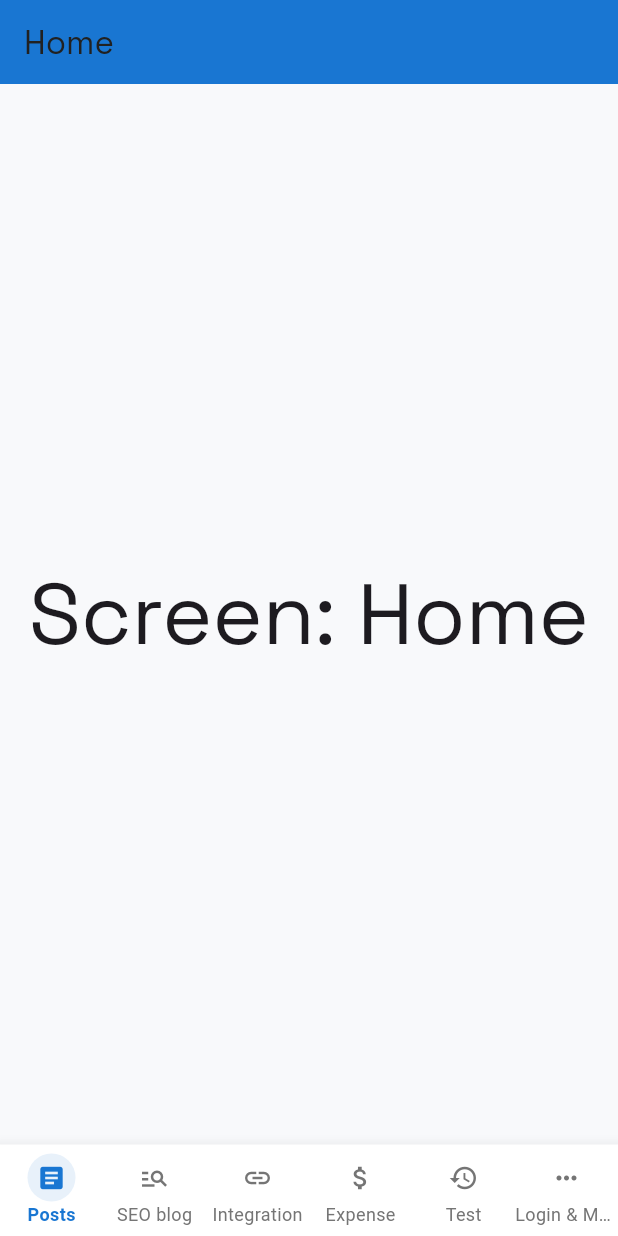
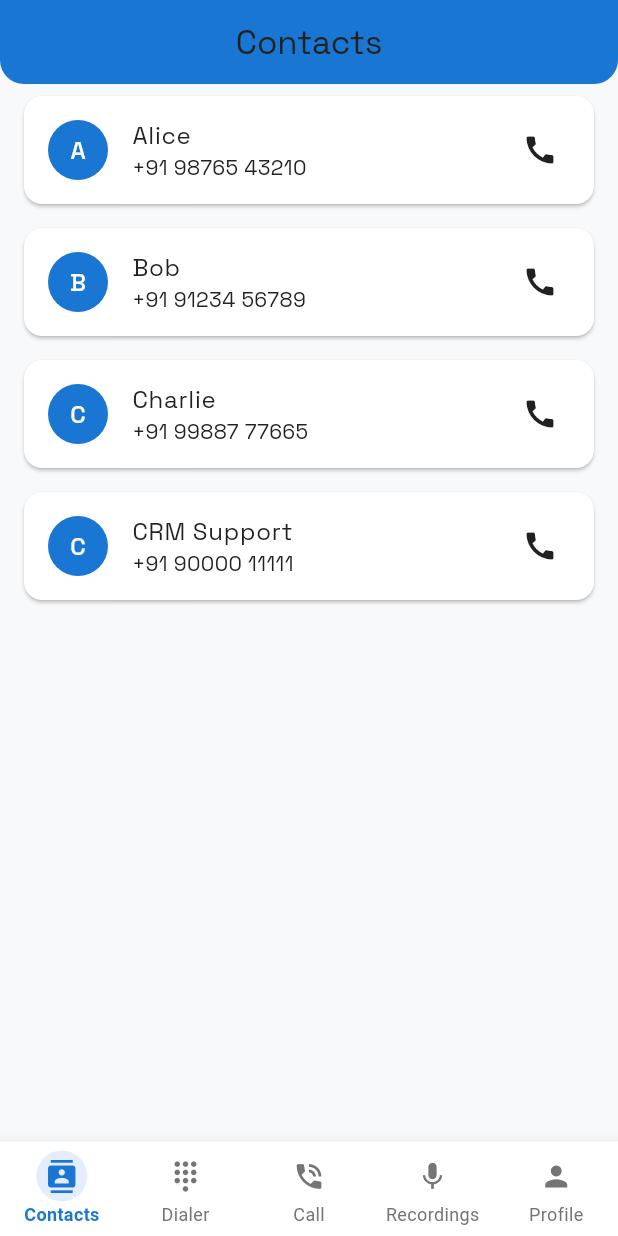
Before and after one commit to Karthick271/voicecrm, a Flutter app: the screen it shows after launch, on a phone screen of 412 x 824 dp. Run offline on Flutter 3.47's test engine with Material 3 defaults, Android fonts, the light colour scheme and no system bars; our stand-ins replace flutter_riverpod, go_router, google_fonts.

Commit message:
basic flow added

```diff
--- a/lib/constants/app_typography.dart
+++ b/lib/constants/app_typography.dart
@@ -1,15 +1,16 @@
 import 'package:flutter/material.dart';
-import 'package:karthick_demo/constants/app_colors.dart';
+
+import '../core/theme/app_colors.dart';
 
 class AppTypography {
   static const headline1 = TextStyle(
-    fontSize: 28, fontWeight: FontWeight.bold, color: AppColors.text,
+    fontSize: 28, fontWeight: FontWeight.bold, color: AppColors.textPrimary,
   );
   static const subtitle = TextStyle(
-    fontSize: 18, fontWeight: FontWeight.w500, color: AppColors.text,
+    fontSize: 18, fontWeight: FontWeight.w500, color: AppColors.textPrimary,
   );
   static const body = TextStyle(
-    fontSize: 16, fontWeight: FontWeight.normal, color: AppColors.text,
+    fontSize: 16, fontWeight: FontWeight.normal, color: AppColors.textPrimary,
   );
   static const caption = TextStyle(
     fontSize: 14, color: Colors.grey,
--- a/lib/core/services/page_service.dart
+++ b/lib/core/services/page_service.dart
@@ -1,16 +1,23 @@
 import 'package:flutter/material.dart';
+
+import '../../modules/contacts/contacts_screen.dart';
+import '../../modules/dialer/dialer_screen.dart';
+import '../../modules/call/call_screen.dart';
+import '../../modules/recordings/recordings_screen.dart';
 
 class PageService {
   static List<Widget> getPages() {
     return [
-      PlaceholderScreen(label: 'Home'),
-      PlaceholderScreen(label: 'Search'),
-      PlaceholderScreen(label: 'Profile'),
+      ContactsScreen(),
+      DialerScreen(),
+      CallScreen(contactName: 'Alice', phone: '+91 98765 43210'), // Replace with dynamic data when wiring up state
+      RecordingsScreen(),
+      PlaceholderScreen(label: 'Profile'), // Replace with ProfileScreen() when you create it
     ];
   }
 }
 
-// Simple placeholder screen you can use anywhere
+// Simple placeholder screen for unimplemented pages
 class PlaceholderScreen extends StatelessWidget {
   final String label;
   const PlaceholderScreen({super.key, required this.label});
--- a/lib/core/theme/app_colors.dart
+++ b/lib/core/theme/app_colors.dart
@@ -35,4 +35,8 @@ class AppColors {
   static const Color info = Color(0xFF039BE5);
 
   static const Color customColor = Color(0xFF009688);
+
+   static const Color accentColor = Color(0xFF0D47A1);
+  static const Color recordingColor = Colors.redAccent;
+  static const Color scaffoldBg = Color(0xFFF4F6FB);
 }
--- a/lib/main.dart
+++ b/lib/main.dart
@@ -1,11 +1,12 @@
 import 'package:flutter/material.dart';
+import 'package:flutter_riverpod/flutter_riverpod.dart'; // <-- Import Riverpod!
 import 'package:go_router/go_router.dart';
 import 'core/routes/app_router.dart';
 import 'core/theme/app_theme.dart';
 
 void main() async {
   WidgetsFlutterBinding.ensureInitialized();
-  runApp(const MyApp());
+  runApp(const ProviderScope(child: MyApp())); // <-- Wrap your app here!
 }
 
 class MyApp extends StatelessWidget {
@@ -13,14 +14,14 @@ class MyApp extends StatelessWidget {
   @override
   Widget build(BuildContext context) {
     return MaterialApp.router(
-      title: 'RequestGo',
+      title: 'VoiceCRM',
       routerConfig: appRouter, // Your GoRouter instance!
       theme: AppTheme.light,
       darkTheme: AppTheme.dark,
-      themeMode: ThemeMode.system, // Or store/load from preferences
+      themeMode: ThemeMode.system,
       debugShowCheckedModeBanner: false,
       localizationsDelegates: const [
-        // All your localizations...
+        // Your localization delegates here...
       ],
     );
   }
--- /dev/null
+++ b/lib/modules/contacts/contact_card.dart
@@ -0,0 +1,28 @@
+import 'package:flutter/material.dart';
+
+class ContactCard extends StatelessWidget {
+  final String name;
+  final String phone;
+  final VoidCallback onTap;
+
+  const ContactCard({
+    super.key,
+    required this.name,
+    required this.phone,
+    required this.onTap,
+  });
+
+  @override
+  Widget build(BuildContext context) {
+    return Card(
+      margin: const EdgeInsets.symmetric(horizontal: 16, vertical: 8),
+      child: ListTile(
+        leading: CircleAvatar(child: Text(name[0])),
+        title: Text(name),
+        subtitle: Text(phone),
+        trailing: const Icon(Icons.call),
+        onTap: onTap,
+      ),
+    );
+  }
+}
--- /dev/null
+++ b/lib/modules/contacts/contacts_provider.dart
@@ -0,0 +1,10 @@
+import 'package:flutter_riverpod/flutter_riverpod.dart';
+
+final contactsProvider = Provider<List<Map<String, String>>>((ref) {
+  return [
+    {'name': 'Alice', 'phone': '+91 98765 43210'},
+    {'name': 'Bob', 'phone': '+91 91234 56789'},
+    {'name': 'Charlie', 'phone': '+91 99887 77665'},
+    {'name': 'CRM Support', 'phone': '+91 90000 11111'},
+  ];
+});
--- /dev/null
+++ b/lib/modules/contacts/contacts_screen.dart
@@ -0,0 +1,40 @@
+import 'package:flutter/material.dart';
+import 'package:flutter_riverpod/flutter_riverpod.dart';
+import '../../widgets/custom_app_bar.dart';
+import 'contact_card.dart';
+import 'contacts_provider.dart';
+import '../dialer/dialer_screen.dart';
+
+class ContactsScreen extends ConsumerWidget {
+  const ContactsScreen({super.key});
+
+  @override
+  Widget build(BuildContext context, WidgetRef ref) {
+    final contacts = ref.watch(contactsProvider);
+
+    return Scaffold(
+      appBar: const CustomAppBar(title: 'Contacts'),
+      body: ListView.builder(
+        itemCount: contacts.length,
+        itemBuilder: (context, index) {
+          final contact = contacts[index];
+          return ContactCard(
+            name: contact['name']!,
+            phone: contact['phone']!,
+            onTap: () {
+              Navigator.push(
+                context,
+                MaterialPageRoute(
+                  builder: (context) => DialerScreen(
+                    contactName: contact['name'],
+                    phone: contact['phone'],
+                  ),
+                ),
+              );
+            },
+          );
+        },
+      ),
+    );
+  }
+}
--- /dev/null
+++ b/lib/modules/recordings/recordings_provider.dart
@@ -0,0 +1,18 @@
+import 'package:flutter_riverpod/flutter_riverpod.dart';
+
+final recordingsProvider = Provider<List<Map<String, String>>>((ref) {
+  return [
+    {
+      'contact': 'Alice',
+      'phone': '+91 98765 43210',
+      'duration': '00:03:21',
+      'date': '2025-08-03 11:22',
+    },
+    {
+      'contact': 'CRM Support',
+      'phone': '+91 90000 11111',
+      'duration': '00:01:12',
+      'date': '2025-08-02 16:30',
+    },
+  ];
+});
--- /dev/null
+++ b/lib/modules/recordings/recordings_screen.dart
@@ -0,0 +1,35 @@
+import 'package:flutter/material.dart';
+import 'package:flutter_riverpod/flutter_riverpod.dart';
+import '../../presentation/widgets/custom_app_bar.dart';
+import 'recording_card.dart';
+import 'recordings_provider.dart';
+
+class RecordingsScreen extends ConsumerWidget {
+  const RecordingsScreen({super.key});
+
+  @override
+  Widget build(BuildContext context, WidgetRef ref) {
+    final recordings = ref.watch(recordingsProvider);
+
+    return Scaffold(
+      appBar: const CustomAppBar(title: 'Recordings'),
+      body: ListView.builder(
+        itemCount: recordings.length,
+        itemBuilder: (context, index) {
+          final rec = recordings[index];
+          return RecordingCard(
+            contact: rec['contact']!,
+            phone: rec['phone']!,
+            duration: rec['duration']!,
+            date: rec['date']!,
+            onUpload: () {
+              ScaffoldMessenger.of(context).showSnackBar(
+                const SnackBar(content: Text('Pretend uploading to CRM...')),
+              );
+            },
+          );
+        },
+      ),
+    );
+  }
+}
--- a/lib/presentation/widgets/custom_bottom_nav.dart
+++ b/lib/presentation/widgets/custom_bottom_nav.dart
@@ -4,7 +4,7 @@ import '../../core/theme/app_colors.dart';
 
 class CustomBottomNav extends StatelessWidget {
   final int currentIndex;
-  final Function(int) onItemTapped;
+  final ValueChanged<int> onItemTapped;
 
   const CustomBottomNav({
     super.key,
@@ -19,8 +19,8 @@ class CustomBottomNav extends StatelessWidget {
       onTap: onItemTapped,
       type: BottomNavigationBarType.fixed,
       selectedItemColor: AppColors.primaryColor,
-      unselectedItemColor: AppColors.textSecondary,
-      backgroundColor: AppColors.surfaceColor,
+      unselectedItemColor: AppColors.textSecondary ?? Colors.grey,
+      backgroundColor: AppColors.surfaceColor ?? Colors.white,
       selectedLabelStyle: AppTypography.bodyLarge.copyWith(
         fontSize: 12,
         fontWeight: FontWeight.bold,
@@ -28,38 +28,33 @@ class CustomBottomNav extends StatelessWidget {
       ),
       unselectedLabelStyle: AppTypography.bodyLarge.copyWith(
         fontSize: 12,
-        color: AppColors.textSecondary,
+        color: AppColors.textSecondary ?? Colors.grey,
       ),
       items: [
         _buildNavItem(
-          icon: Icons.article,
+          icon: Icons.contacts,
           index: 0,
-          label: 'Posts',
+          label: 'Contacts',
         ),
         _buildNavItem(
-          icon: Icons.manage_search_sharp,
+          icon: Icons.dialpad,
           index: 1,
-          label: 'SEO blog',
+          label: 'Dialer',
         ),
         _buildNavItem(
-          icon: Icons.link,
+          icon: Icons.phone_in_talk,
           index: 2,
-          label: 'Integration',
+          label: 'Call',
         ),
         _buildNavItem(
-          icon: Icons.attach_money,
+          icon: Icons.mic,
           index: 3,
-          label: 'Expense',
+          label: 'Recordings',
         ),
         _buildNavItem(
-          icon: Icons.history,
+          icon: Icons.person,
           index: 4,
-          label: 'Test',
-        ),
-        _buildNavItem(
-          icon: Icons.more_horiz,
-          index: 5,
-          label: 'Login & More',
+          label: 'Profile',
         ),
       ],
     );
@@ -77,14 +72,14 @@ class CustomBottomNav extends StatelessWidget {
         padding: const EdgeInsets.all(6),
         decoration: isSelected
             ? BoxDecoration(
-                color: AppColors.primaryColor.withOpacity(0.1),
+                color: AppColors.primaryColor.withOpacity(0.12),
                 shape: BoxShape.circle,
               )
             : null,
         child: Icon(
           icon,
-          size: 20,
-          color: isSelected ? AppColors.primaryColor : AppColors.textSecondary,
+          size: 22,
+          color: isSelected ? AppColors.primaryColor : AppColors.textSecondary ?? Colors.grey,
         ),
       ),
       label: label,
--- a/pubspec.yaml
+++ b/pubspec.yaml
@@ -34,6 +34,9 @@ dependencies:
   # The following adds the Cupertino Icons font to your application.
   # Use with the CupertinoIcons class for iOS style icons.
   cupertino_icons: ^1.0.8
+  google_fonts: ^6.1.0
+  go_router: ^13.2.2   # Or latest version
+  flutter_riverpod: ^2.5.0
 
 dev_dependencies:
   flutter_test:
```
Also changed, not shown: lib/modules/call/call_screen.dart (added, +109 -0 lines), lib/modules/dialer/dialer_screen.dart (added, +66 -0 lines), lib/modules/recordings/recording_card.dart (added, +34 -0 lines), pubspec.lock, 1 other file.
